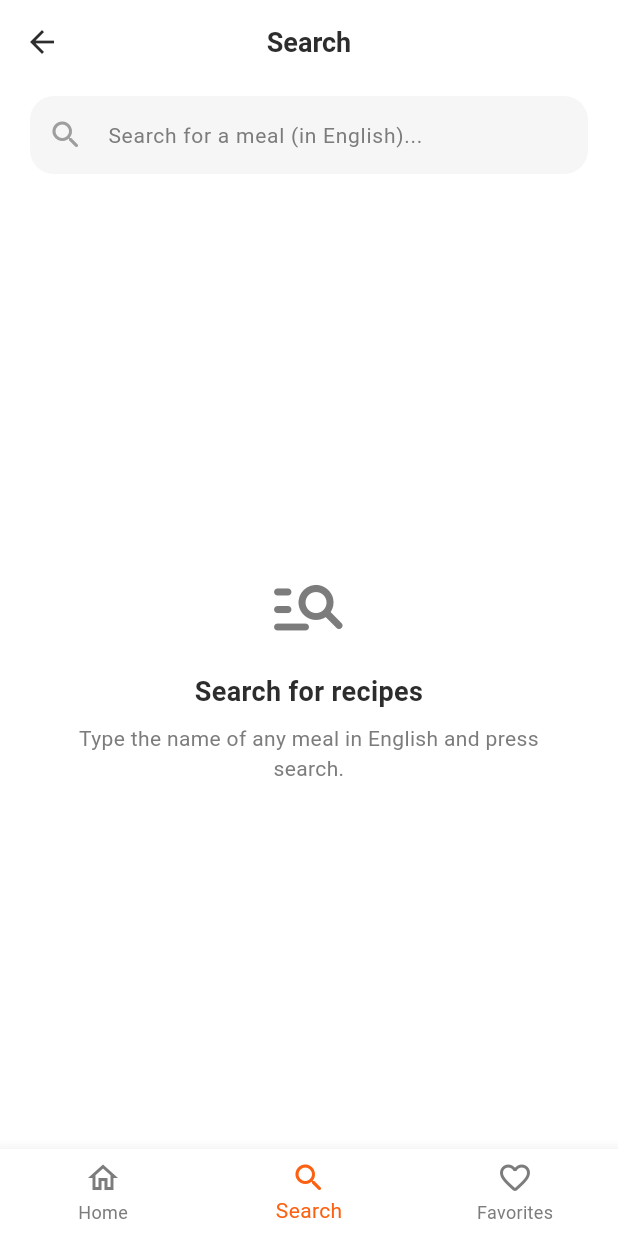
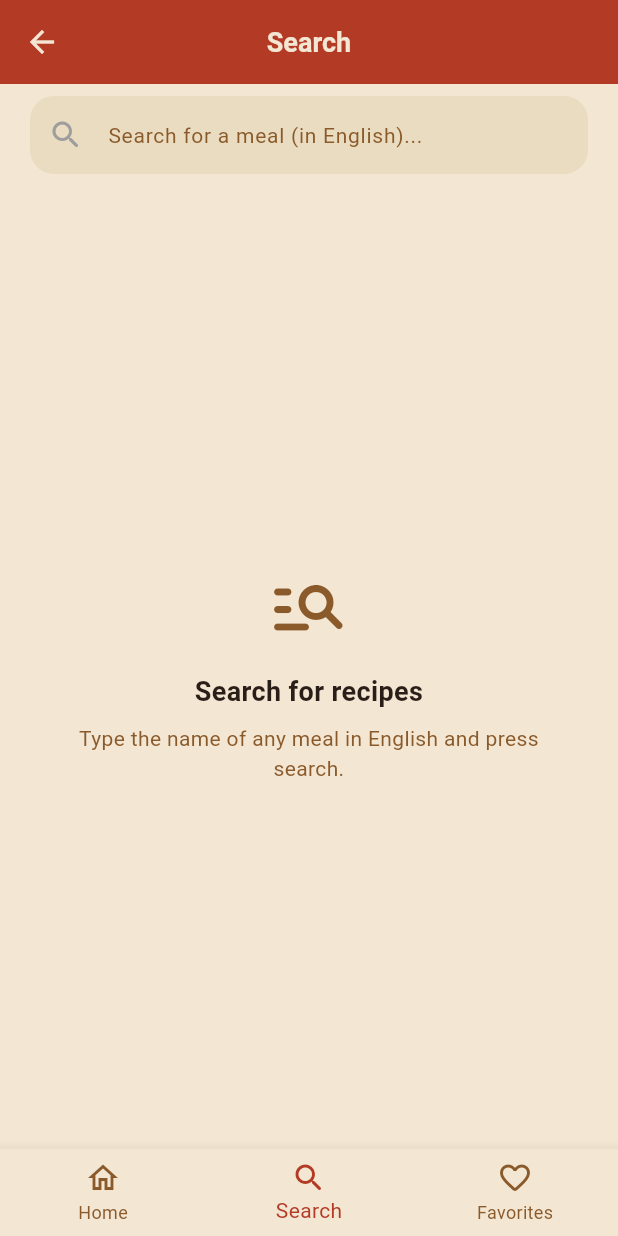
Before and after one commit to Mahmoud-Younes/food_app, a Flutter app: the screen it shows after launch, item 2 of the bottom bar chosen, on a phone screen of 412 x 824 dp. Run offline on Flutter 3.47's test engine with Material 3 defaults, Android fonts, the phone set to English and light mode, and no system bars; our stand-ins replace cached_network_image, dio, flutter_bloc, shared_preferences; network calls fail.

Commit message:
features: spice-stall theme (souk light+dark palettes, warm typography, per-category pigments)

```diff
--- a/lib/core/theming/app_theme.dart
+++ b/lib/core/theming/app_theme.dart
@@ -6,31 +6,33 @@ import 'text_styles.dart';
 class AppTheme {
   AppTheme._();
 
+  /// Spice-stall light: warm bone ground, pepper AppBar and pile bar,
+  /// umber ink, cumin secondary text.
   static ThemeData lightTheme = ThemeData(
     brightness: Brightness.light,
-    scaffoldBackgroundColor: ColorsManager.white,
-    primaryColor: ColorsManager.primary,
+    scaffoldBackgroundColor: ColorsManager.bone,
+    primaryColor: ColorsManager.pepper,
     colorScheme: ColorScheme.fromSeed(
-      seedColor: ColorsManager.primary,
+      seedColor: ColorsManager.pepper,
     ),
     appBarTheme: const AppBarTheme(
-      backgroundColor: ColorsManager.white,
-      surfaceTintColor: ColorsManager.white,
+      backgroundColor: ColorsManager.pepper,
+      surfaceTintColor: ColorsManager.pepper,
       elevation: 0,
       centerTitle: true,
-      iconTheme: IconThemeData(color: ColorsManager.darkText),
-      titleTextStyle: TextStyles.font18DarkSemiBold,
+      iconTheme: IconThemeData(color: ColorsManager.bone),
+      titleTextStyle: TextStyles.font18BoneSemiBold,
     ),
     bottomNavigationBarTheme: const BottomNavigationBarThemeData(
-      backgroundColor: ColorsManager.white,
-      selectedItemColor: ColorsManager.primary,
-      unselectedItemColor: ColorsManager.greyText,
+      backgroundColor: ColorsManager.bone,
+      selectedItemColor: ColorsManager.pepper,
+      unselectedItemColor: ColorsManager.cumin,
       type: BottomNavigationBarType.fixed,
       elevation: 8,
     ),
     elevatedButtonTheme: ElevatedButtonThemeData(
       style: ElevatedButton.styleFrom(
-        backgroundColor: ColorsManager.primary,
+        backgroundColor: ColorsManager.pepper,
         foregroundColor: ColorsManager.white,
         textStyle: TextStyles.font14WhiteSemiBold,
         shape: RoundedRectangleBorder(
@@ -54,7 +56,71 @@ class AppTheme {
       ),
       focusedBorder: OutlineInputBorder(
         borderRadius: BorderRadius.circular(16),
-        borderSide: const BorderSide(color: ColorsManager.primary),
+        borderSide: const BorderSide(color: ColorsManager.pepper),
+      ),
+      errorBorder: OutlineInputBorder(
+        borderRadius: BorderRadius.circular(16),
+        borderSide: const BorderSide(color: ColorsManager.red),
+      ),
+    ),
+  );
+
+  /// Night-market dark: a warm dark-brown ground — never grey — with
+  /// bone text; pepper stays the commitment color, turmeric takes the
+  /// secondary touches.
+  static ThemeData darkTheme = ThemeData(
+    brightness: Brightness.dark,
+    scaffoldBackgroundColor: ColorsManager.darkGround,
+    primaryColor: ColorsManager.pepper,
+    colorScheme: ColorScheme.fromSeed(
+      seedColor: ColorsManager.pepper,
+      brightness: Brightness.dark,
+    ),
+    appBarTheme: const AppBarTheme(
+      backgroundColor: ColorsManager.darkGround,
+      surfaceTintColor: ColorsManager.darkGround,
+      elevation: 0,
+      centerTitle: true,
+      iconTheme: IconThemeData(color: ColorsManager.bone),
+      titleTextStyle: TextStyles.font18BoneSemiBold,
+    ),
+    bottomNavigationBarTheme: const BottomNavigationBarThemeData(
+      backgroundColor: ColorsManager.darkGround,
+      selectedItemColor: ColorsManager.pepper,
+      unselectedItemColor: ColorsManager.darkGroundMuted,
+      type: BottomNavigationBarType.fixed,
+      elevation: 8,
+    ),
+    elevatedButtonTheme: ElevatedButtonThemeData(
+      style: ElevatedButton.styleFrom(
+        backgroundColor: ColorsManager.pepper,
+        foregroundColor: ColorsManager.white,
+        textStyle: TextStyles.font14WhiteSemiBold,
+        shape: RoundedRectangleBorder(
+          borderRadius: BorderRadius.circular(16),
+        ),
+        minimumSize: const Size(double.infinity, 52),
+      ),
+    ),
+    inputDecorationTheme: InputDecorationTheme(
+      filled: true,
+      fillColor: ColorsManager.darkGroundRaised,
+      hintStyle: const TextStyle(
+        fontSize: 14,
+        color: ColorsManager.darkGroundMuted,
+      ),
+      contentPadding: const EdgeInsets.symmetric(horizontal: 20, vertical: 14),
+      border: OutlineInputBorder(
+        borderRadius: BorderRadius.circular(16),
+        borderSide: BorderSide.none,
+      ),
+      enabledBorder: OutlineInputBorder(
+        borderRadius: BorderRadius.circular(16),
+        borderSide: BorderSide.none,
+      ),
+      focusedBorder: OutlineInputBorder(
+        borderRadius: BorderRadius.circular(16),
+        borderSide: const BorderSide(color: ColorsManager.turmeric),
       ),
       errorBorder: OutlineInputBorder(
         borderRadius: BorderRadius.circular(16),
--- /dev/null
+++ b/lib/core/theming/category_colors.dart
@@ -0,0 +1,31 @@
+import 'package:flutter/material.dart';
+
+import 'colors.dart';
+
+/// Fixed pigment per TheMealDB category — in the spice-stall world every
+/// category reads as its saturated spice pile before its name.
+///
+/// The map is deterministic: the same name always yields the same Color,
+/// on every surface and in both brightness modes. Keys match the exact
+/// `strCategory` values TheMealDB returns.
+const Map<String, Color> categoryPigments = <String, Color>{
+  'Beef': Color(0xFF8C2A1F), // deep braise red
+  'Breakfast': Color(0xFFEFB83A), // yolk gold
+  'Chicken': Color(0xFFD9822B), // roast-skin amber
+  'Dessert': Color(0xFFB26B36), // honey over cinnamon
+  'Goat': Color(0xFF6E3F1F), // dark russet
+  'Lamb': Color(0xFF9C4A36), // dusty brick
+  'Miscellaneous': Color(0xFF7E8A3D), // mixed-pickle olive
+  'Pasta': Color(0xFFD9B14F), // durum wheat
+  'Pork': Color(0xFFC25E49), // cured rose
+  'Seafood': Color(0xFF2E7E8C), // briny teal
+  'Side': Color(0xFF6E8F4A), // herbed pilaf
+  'Starter': Color(0xFFD4622A), // bright paprika
+  'Vegan': Color(0xFF3F6B34), // deep leaf
+  'Vegetarian': Color(0xFF6C9A3F), // garden green
+};
+
+/// Returns the fixed pigment for [category]; any unknown name falls back
+/// to cumin so an unseen category still lands inside the palette.
+Color colorFor(String category) =>
+    categoryPigments[category] ?? ColorsManager.cumin;
--- a/lib/core/theming/colors.dart
+++ b/lib/core/theming/colors.dart
@@ -1,15 +1,46 @@
 import 'package:flutter/material.dart';
 
+/// The spice-stall palette (بساط التوابل) — the approved visual world,
+/// recorded in .impeccable/direction.md and .impeccable/decision-payload.json
+/// (option `model-pick`).
 class ColorsManager {
   ColorsManager._();
 
-  // Primary palette (based on the Food Recipe Figma UI Kit)
-  static const Color primary = Color(0xFFFC6011);
-  static const Color primaryLight = Color(0xFFFFEDE4);
-  static const Color darkText = Color(0xFF2D2D2D);
-  static const Color greyText = Color(0xFF7C7C7C);
-  static const Color lightGrey = Color(0xFFF6F6F6);
+  // ── World tokens ─────────────────────────────────────────────────────
+
+  /// Warm bone — the light-mode ground; wipes out clinical white.
+  static const Color bone = Color(0xFFF3E6D2);
+
+  /// Roasted umber — the ink for primary text on bone surfaces.
+  static const Color umber = Color(0xFF2A1F18);
+
+  /// Red pepper — the commitment color: AppBar, selected category pile,
+  /// primary actions.
+  static const Color pepper = Color(0xFFB33A25);
+
+  /// Turmeric gold — secondary touches and quiet highlights.
+  static const Color turmeric = Color(0xFFE0A526);
+
+  /// Cumin brown — tags, borders and secondary text on bone.
+  static const Color cumin = Color(0xFF8A5A2B);
+
+  /// Night-market ground — warm dark brown (never grey) for dark mode.
+  static const Color darkGround = Color(0xFF1C1410);
+
+  /// Slightly raised warm surface above the dark ground (bars, fields).
+  static const Color darkGroundRaised = Color(0xFF261B13);
+
+  /// Muted bone for hints and secondary text on the dark ground.
+  static const Color darkGroundMuted = Color(0xFFC9AE8B);
+
+  // ── Established names (every existing call site stays valid) ─────────
+  // Values re-pigmented to the spice-stall world; names unchanged.
+  static const Color primary = pepper;
+  static const Color primaryLight = Color(0xFFF4E3BE);
+  static const Color darkText = umber;
+  static const Color greyText = cumin;
+  static const Color lightGrey = Color(0xFFEADCC0);
   static const Color white = Color(0xFFFFFFFF);
-  static const Color red = Color(0xFFEB5757);
-  static const Color yellow = Color(0xFFFFC529);
+  static const Color red = Color(0xFFE04B3A);
+  static const Color yellow = turmeric;
 }
--- a/lib/core/theming/text_styles.dart
+++ b/lib/core/theming/text_styles.dart
@@ -5,15 +5,19 @@ import 'colors.dart';
 class TextStyles {
   TextStyles._();
 
+  /// Display voice of the spice-stall world: system serif headlines
+  /// ('serif' resolves to the platform serif, Noto Serif on Android).
   static const TextStyle font32DarkBold = TextStyle(
     fontSize: 32,
     fontWeight: FontWeight.bold,
+    fontFamily: 'serif',
     color: ColorsManager.darkText,
   );
 
   static const TextStyle font24DarkBold = TextStyle(
     fontSize: 24,
     fontWeight: FontWeight.bold,
+    fontFamily: 'serif',
     color: ColorsManager.darkText,
   );
 
@@ -21,6 +25,14 @@ class TextStyles {
     fontSize: 18,
     fontWeight: FontWeight.w600,
     color: ColorsManager.darkText,
+  );
+
+  /// AppBar titles on the pepper bar (light) and on the night-market
+  /// ground (dark) — bone stays readable on both.
+  static const TextStyle font18BoneSemiBold = TextStyle(
+    fontSize: 18,
+    fontWeight: FontWeight.w600,
+    color: ColorsManager.bone,
   );
 
   static const TextStyle font16DarkSemiBold = TextStyle(
--- a/lib/features/favorites/ui/favorites_screen.dart
+++ b/lib/features/favorites/ui/favorites_screen.dart
@@ -18,7 +18,7 @@ class FavoritesScreen extends StatelessWidget {
       appBar: AppBar(
         title: const Text(
           'Favorites',
-          style: TextStyles.font18DarkSemiBold,
+          style: TextStyles.font18BoneSemiBold,
         ),
       ),
       body: BlocBuilder<FavoritesCubit, FavoritesState>(
--- a/lib/features/search/ui/search_screen.dart
+++ b/lib/features/search/ui/search_screen.dart
@@ -32,7 +32,7 @@ class _SearchScreenState extends State<SearchScreen> {
       appBar: AppBar(
         title: const Text(
           'Search',
-          style: TextStyles.font18DarkSemiBold,
+          style: TextStyles.font18BoneSemiBold,
         ),
       ),
       body: Padding(
--- a/lib/main.dart
+++ b/lib/main.dart
@@ -29,6 +29,8 @@ class FoodRecipeApp extends StatelessWidget {
       title: 'Food Recipe',
       debugShowCheckedModeBanner: false,
       theme: AppTheme.lightTheme,
+      darkTheme: AppTheme.darkTheme,
+      themeMode: ThemeMode.system,
       initialRoute: Routes.splashScreen,
       onGenerateRoute: AppRouter.onGenerateRoute,
     );
```
